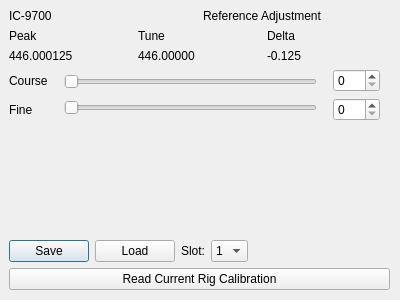
The window that calibrationwindow.ui (adecarolis/wfweb) describes before a commit, drawn with Qt 5.
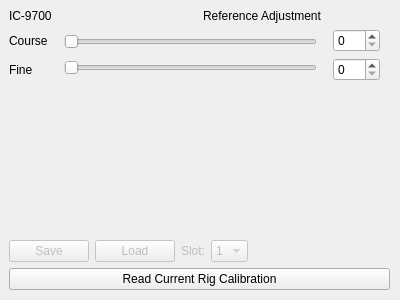
The same window after the commit.

Commit message: Minor changes to calibration window

The edit to the form file:
```diff
--- a/calibrationwindow.ui
+++ b/calibrationwindow.ui
@@ -10,6 +10,24 @@
     <height>300</height>
    </rect>
   </property>
+  <property name="sizePolicy">
+   <sizepolicy hsizetype="Fixed" vsizetype="Fixed">
+    <horstretch>0</horstretch>
+    <verstretch>0</verstretch>
+   </sizepolicy>
+  </property>
+  <property name="minimumSize">
+   <size>
+    <width>400</width>
+    <height>300</height>
+   </size>
+  </property>
+  <property name="maximumSize">
+   <size>
+    <width>400</width>
+    <height>300</height>
+   </size>
+  </property>
   <property name="windowTitle">
    <string>Dialog</string>
   </property>
@@ -41,64 +59,6 @@
       </item>
      </layout>
     </item>
-    <item>
-     <layout class="QHBoxLayout" name="horizontalLayout_4">
-      <item>
-       <layout class="QVBoxLayout" name="verticalLayout_2">
-        <item>
-         <widget class="QLabel" name="label_7">
-          <property name="text">
-           <string>Peak</string>
-          </property>
-         </widget>
-        </item>
-        <item>
-         <widget class="QLabel" name="calPeakFreqLabel">
-          <property name="text">
-           <string>446.000125</string>
-          </property>
-         </widget>
-        </item>
-       </layout>
-      </item>
-      <item>
-       <layout class="QVBoxLayout" name="verticalLayout_3">
-        <item>
-         <widget class="QLabel" name="label_6">
-          <property name="text">
-           <string>Tune</string>
-          </property>
-         </widget>
-        </item>
-        <item>
-         <widget class="QLabel" name="calTuneFreqLabel">
-          <property name="text">
-           <string>446.00000</string>
-          </property>
-         </widget>
-        </item>
-       </layout>
-      </item>
-      <item>
-       <layout class="QVBoxLayout" name="verticalLayout_4">
-        <item>
-         <widget class="QLabel" name="label_5">
-          <property name="text">
-           <string>Delta</string>
-          </property>
-         </widget>
-        </item>
-        <item>
-         <widget class="QLabel" name="calDeltaFreqLabel">
-          <property name="text">
-           <string>-0.125</string>
-          </property>
-         </widget>
-        </item>
-       </layout>
-      </item>
-     </layout>
-    </item>
     <item>
      <layout class="QHBoxLayout" name="horizontalLayout_5">
       <item>
@@ -196,6 +156,9 @@
       </property>
       <item>
        <widget class="QPushButton" name="calSaveSlotBtn">
+        <property name="enabled">
+         <bool>false</bool>
+        </property>
         <property name="toolTip">
          <string>&lt;html&gt;&lt;head/&gt;&lt;body&gt;&lt;p&gt;Save the calibration data to the indicated slot in the preference file. &lt;/p&gt;&lt;/body&gt;&lt;/html&gt;</string>
         </property>
@@ -206,6 +169,9 @@
       </item>
       <item>
        <widget class="QPushButton" name="calLoadSlotBtn">
+        <property name="enabled">
+         <bool>false</bool>
+        </property>
         <property name="toolTip">
          <string>&lt;html&gt;&lt;head/&gt;&lt;body&gt;&lt;p&gt;Load the calibration data fromthe indicated slot in the preference file. &lt;/p&gt;&lt;/body&gt;&lt;/html&gt;</string>
         </property>
@@ -216,6 +182,9 @@
       </item>
       <item>
        <widget class="QLabel" name="label_11">
+        <property name="enabled">
+         <bool>false</bool>
+        </property>
         <property name="text">
          <string>Slot:</string>
         </property>
@@ -223,6 +192,9 @@
       </item>
       <item>
        <widget class="QComboBox" name="comboBox">
+        <property name="enabled">
+         <bool>false</bool>
+        </property>
         <item>
          <property name="text">
           <string>1</string>
```
The commit also changes 2 other files.
